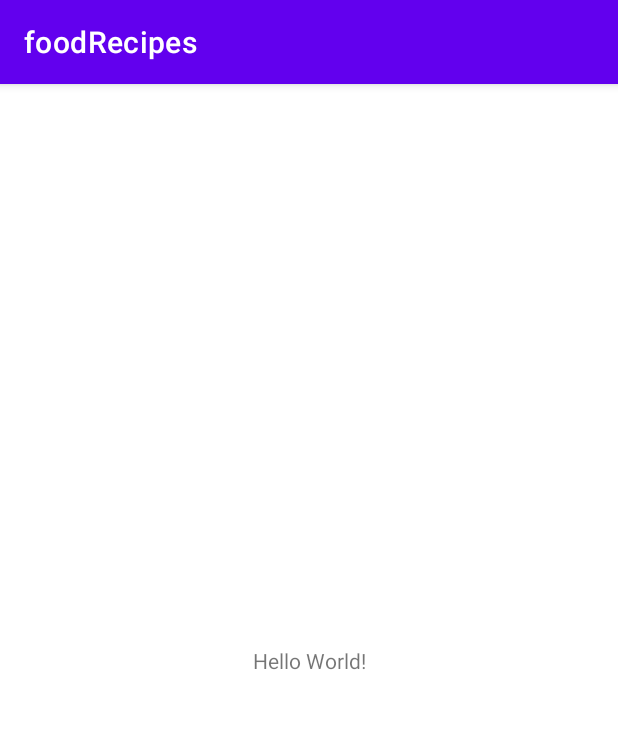
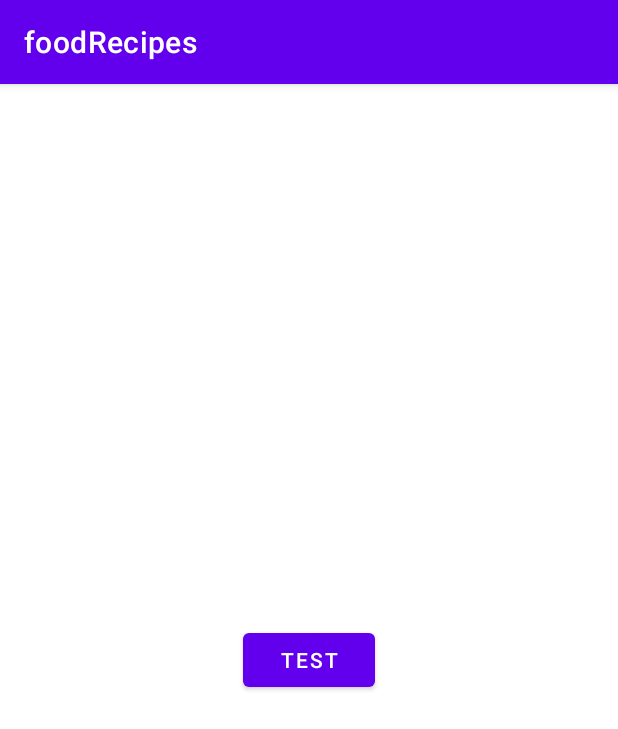
Before and after one commit to shantanukorgaonkar/Front-end-web-dev-projects, an Android app: the screen it shows after launch (MainActivity before the commit, RecipeListActivity after it), on a phone screen of 412 x 824 dp. Shown: the top 729 px of the screen. Run offline under Robolectric (Android 15) with nearby library versions, the phone set to English and light mode, and no system bars.

Commit message:
Android Project on hold for now.

```diff
--- a/Android Project/app/src/main/AndroidManifest.xml
+++ b/Android Project/app/src/main/AndroidManifest.xml
@@ -9,7 +9,7 @@
         android:roundIcon="@mipmap/ic_launcher_round"
         android:supportsRtl="true"
         android:theme="@style/Theme.FoodRecipes">
-        <activity android:name=".MainActivity">
+        <activity android:name=".RecipeListActivity">
             <intent-filter>
                 <action android:name="android.intent.action.MAIN" />
 
--- /dev/null
+++ b/Android Project/app/src/main/java/com/example/foodrecipes/BaseActivity.java
@@ -0,0 +1,33 @@
+package com.example.foodrecipes;
+/*Mandatory Imports Below*/
+import androidx.appcompat.app.AppCompatActivity;
+import androidx.constraintlayout.widget.ConstraintLayout;
+
+import android.os.Bundle;
+import android.util.Log;
+import android.view.View;
+import android.widget.FrameLayout;
+import android.widget.ProgressBar;
+
+/*Its abstract since this is not a regular activity, but a base activity that will be reused
+* abstract classes cant be instantiated but only extended by a child class*/
+/*Since this is a reusable component it would make sense to extend this wherever needed*/
+public abstract class BaseActivity extends AppCompatActivity {
+    public ProgressBar mProgressBar;
+
+    @Override
+    public void setContentView(int layoutResID) {
+        ConstraintLayout constraintLayout = (ConstraintLayout) getLayoutInflater().inflate(R.layout.activity_base,null);
+        FrameLayout frameLayout=constraintLayout.findViewById(R.id.activity_content);
+        mProgressBar=constraintLayout.findViewById(R.id.progress_bar);
+        getLayoutInflater().inflate(layoutResID,frameLayout,true);
+
+        super.setContentView(layoutResID);
+    }
+
+/*Method below is to show progress Bar*/
+    public void showProgressBar(boolean visibility){
+        mProgressBar.setVisibility(visibility?View.VISIBLE :View.INVISIBLE);
+
+    }
+}
--- a/Android Project/app/src/main/java/com/example/foodrecipes/MainActivity.java
+++ /dev/null
@@ -1,14 +0,0 @@
-package com.example.foodrecipes;
-
-import androidx.appcompat.app.AppCompatActivity;
-
-import android.os.Bundle;
-
-public class MainActivity extends AppCompatActivity {
-
-    @Override
-    protected void onCreate(Bundle savedInstanceState) {
-        super.onCreate(savedInstanceState);
-        setContentView(R.layout.activity_main);
-    }
-}
--- /dev/null
+++ b/Android Project/app/src/main/java/com/example/foodrecipes/RecipeListActivity.java
@@ -0,0 +1,25 @@
+package com.example.foodrecipes;
+
+import androidx.appcompat.app.AppCompatActivity;
+
+import android.os.Bundle;
+import android.view.View;
+
+public class RecipeListActivity extends BaseActivity {
+
+    @Override
+    protected void onCreate(Bundle savedInstanceState) {
+        super.onCreate(savedInstanceState);
+        setContentView(R.layout.activity_recipe_list);
+        findViewById(R.id.test).setOnClickListener(new View.OnClickListener() {
+            @Override
+            public void onClick(View v) {
+                if (mProgressBar.getVisibility() == View.VISIBLE) {
+                    showProgressBar(false);
+                } else {
+                    showProgressBar(true);
+                }
+            }
+        });
+    }
+}
--- a/Android Project/app/src/main/res/layout/activity_main.xml
+++ b/Android Project/app/src/main/res/layout/activity_recipe_list.xml
@@ -4,12 +4,13 @@
     xmlns:tools="http://schemas.android.com/tools"
     android:layout_width="match_parent"
     android:layout_height="match_parent"
-    tools:context=".MainActivity">
+    tools:context=".RecipeListActivity">
 
-    <TextView
+    <Button
         android:layout_width="wrap_content"
         android:layout_height="wrap_content"
-        android:text="Hello World!"
+        android:text="Test"
+        android:id="@+id/test"
         app:layout_constraintBottom_toBottomOf="parent"
         app:layout_constraintLeft_toLeftOf="parent"
         app:layout_constraintRight_toRightOf="parent"
--- a/Android Project/app/src/main/res/values/strings.xml
+++ b/Android Project/app/src/main/res/values/strings.xml
@@ -1,3 +1,4 @@
 <resources>
     <string name="app_name">foodRecipes</string>
+    <string name="test">Test</string>
 </resources>
```
Also changed, not shown: Android Project/app/src/main/res/layout/activity_base.xml (added, +27 -0 lines).
